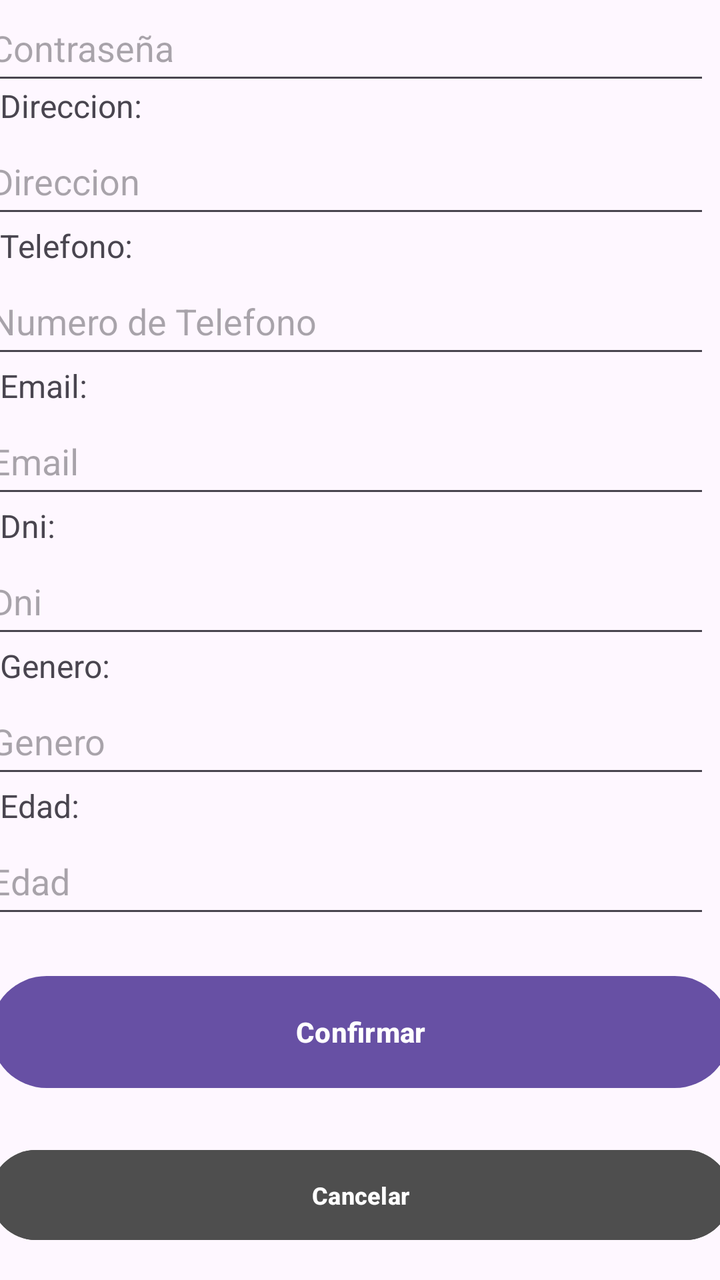
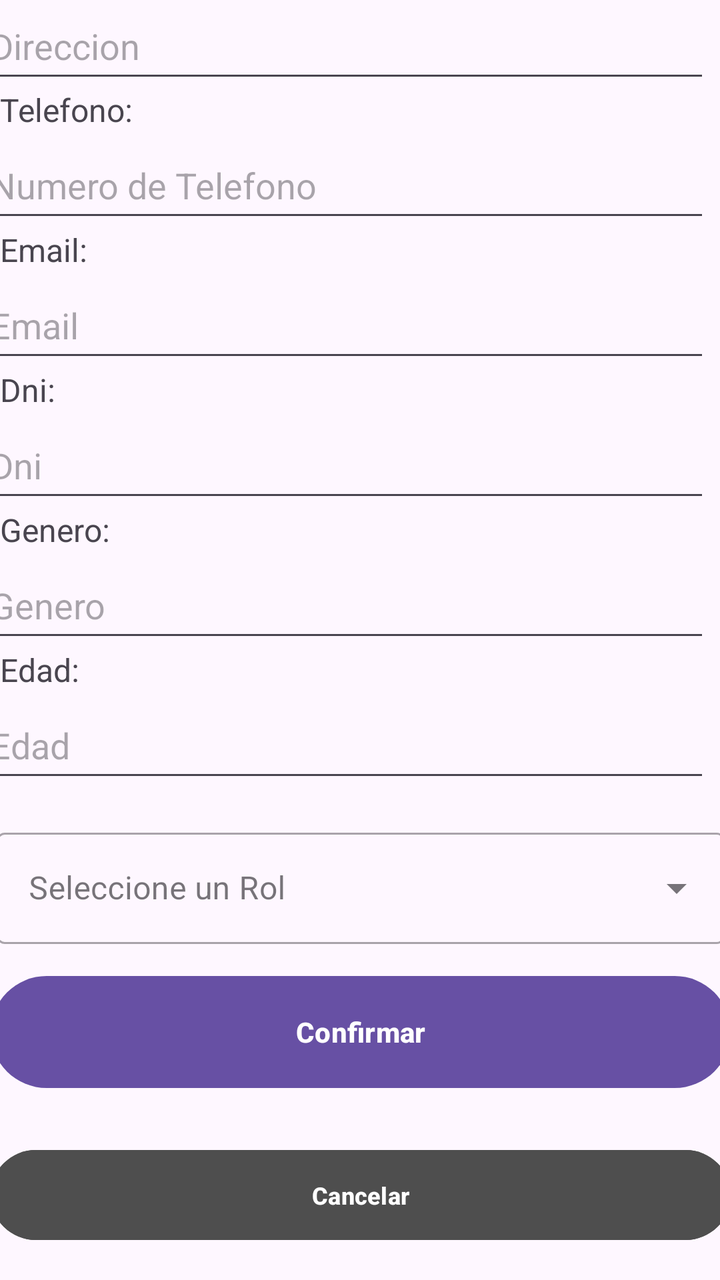

The first picture is an Android layout as it rendered before a commit; the second is the same layout after the commit. The layout source and the unified diff follow.
<!-- AndroidManifest.xml: application theme Theme.MobilesVC -->
<!-- res/layout/user_edit_view.xml -->
<?xml version="1.0" encoding="utf-8"?>
<androidx.constraintlayout.widget.ConstraintLayout xmlns:android="http://schemas.android.com/apk/res/android"
    xmlns:app="http://schemas.android.com/apk/res-auto"
    xmlns:tools="http://schemas.android.com/tools"
    android:layout_width="match_parent"
    android:layout_height="match_parent">

    <TextView
        android:id="@+id/textView37"
        android:layout_width="65dp"
        android:layout_height="22dp"
        android:text="Genero:"
        android:textSize="16sp"
        app:layout_constraintBottom_toTopOf="@+id/vGeneroEdit"
        app:layout_constraintEnd_toEndOf="parent"
        app:layout_constraintHorizontal_bias="0.0"
        app:layout_constraintStart_toStartOf="parent" />

    <TextView
        android:id="@+id/textView36"
        android:layout_width="65dp"
        android:layout_height="22dp"
        android:text="Dni:"
        android:textSize="16sp"
        app:layout_constraintBottom_toTopOf="@+id/vDniEdit"
        app:layout_constraintEnd_toEndOf="parent"
        app:layout_constraintHorizontal_bias="0.0"
        app:layout_constraintStart_toStartOf="parent" />

    <TextView
        android:id="@+id/textView35"
        android:layout_width="65dp"
        android:layout_height="22dp"
        android:text="Email:"
        android:textSize="16sp"
        app:layout_constraintBottom_toTopOf="@+id/vEmailEdit"
        app:layout_constraintEnd_toEndOf="parent"
        app:layout_constraintHorizontal_bias="0.0"
        app:layout_constraintStart_toStartOf="parent" />

    <TextView
        android:id="@+id/textView30"
        android:layout_width="90dp"
        android:layout_height="22dp"
        android:text="Telefono:"
        android:textSize="16sp"
        app:layout_constraintBottom_toTopOf="@+id/vTelefonoEdit"
        app:layout_constraintEnd_toEndOf="parent"
        app:layout_constraintHorizontal_bias="0.0"
        app:layout_constraintStart_toStartOf="parent" />

    <TextView
        android:id="@+id/textView29"
        android:layout_width="85dp"
        android:layout_height="22dp"
        android:text="Direccion:"
        android:textSize="16sp"
        app:layout_constraintBottom_toTopOf="@+id/vDireccionEdit"
        app:layout_constraintEnd_toEndOf="parent"
        app:layout_constraintHorizontal_bias="0.0"
        app:layout_constraintStart_toStartOf="parent" />

    <TextView
        android:id="@+id/textView28"
        android:layout_width="65dp"
        android:layout_height="22dp"
        android:text="Nombre:"
        android:textSize="16sp"
        app:layout_constraintBottom_toTopOf="@+id/vNombreEdit"
        app:layout_constraintEnd_toEndOf="parent"
        app:layout_constraintHorizontal_bias="0.0"
        app:layout_constraintStart_toStartOf="parent" />

    <TextView
        android:id="@+id/textView27"
        android:layout_width="90dp"
        android:layout_height="22dp"
        android:text="Contraseña:"
        android:textSize="16sp"
        app:layout_constraintBottom_toTopOf="@+id/vPasswordEdit"
        app:layout_constraintEnd_toEndOf="parent"
        app:layout_constraintHorizontal_bias="0.0"
        app:layout_constraintStart_toStartOf="parent" />

    <com.google.android.material.textfield.TextInputEditText
        android:id="@+id/vGeneroEdit"
        android:layout_width="364dp"
        android:layout_height="50dp"
        android:layout_marginStart="16dp"
        android:layout_marginEnd="31dp"
        android:layout_marginBottom="20dp"
        android:hint="Genero"
        app:layout_constraintBottom_toTopOf="@+id/vEdadEdit"
        app:layout_constraintEnd_toEndOf="parent"
        app:layout_constraintStart_toStartOf="parent" />

    <com.google.android.material.textfield.TextInputEditText
        android:id="@+id/vEdadEdit"
        android:layout_width="364dp"
        android:layout_height="50dp"
        android:layout_marginStart="16dp"
        android:layout_marginEnd="31dp"
        android:layout_marginBottom="20dp"
        android:hint="Edad"
        app:layout_constraintBottom_toTopOf="@+id/vEditUsuario"
        app:layout_constraintEnd_toEndOf="parent"
        app:layout_constraintStart_toStartOf="parent" />

    <com.google.android.material.textfield.TextInputEditText
        android:id="@+id/vDniEdit"
        android:layout_width="364dp"
        android:layout_height="50dp"
        android:layout_marginStart="16dp"
        android:layout_marginEnd="31dp"
        android:layout_marginBottom="20dp"
        android:hint="Dni"
        app:layout_constraintBottom_toTopOf="@+id/vGeneroEdit"
        app:layout_constraintEnd_toEndOf="parent"
        app:layout_constraintStart_toStartOf="parent" />

    <TextView
        android:id="@+id/textView38"
        android:layout_width="65dp"
        android:layout_height="22dp"
        android:text="Edad:"
        android:textSize="16sp"
        app:layout_constraintBottom_toTopOf="@+id/vEdadEdit"
        app:layout_constraintEnd_toEndOf="parent"
        app:layout_constraintHorizontal_bias="0.0"
        app:layout_constraintStart_toStartOf="parent" />

    <com.google.android.material.textfield.TextInputEditText
        android:id="@+id/vEmailEdit"
        android:layout_width="364dp"
        android:layout_height="50dp"
        android:layout_marginStart="16dp"
        android:layout_marginEnd="31dp"
        android:layout_marginBottom="20dp"
        android:hint="Email"
        app:layout_constraintBottom_toTopOf="@+id/vDniEdit"
        app:layout_constraintEnd_toEndOf="parent"
        app:layout_constraintStart_toStartOf="parent" />

    <Button
        android:id="@+id/vEditUsuario"
        android:layout_width="370dp"
        android:layout_height="64dp"
        android:layout_marginBottom="92dp"
        android:paddingVertical="14dp"
        android:text="Confirmar"
        android:textStyle="bold"
        app:layout_constraintBottom_toBottomOf="parent"
        app:layout_constraintEnd_toEndOf="parent"
        app:layout_constraintHorizontal_bias="0.5"
        app:layout_constraintStart_toStartOf="parent" />

    <com.google.android.material.textfield.TextInputEditText
        android:id="@+id/vDireccionEdit"
        android:layout_width="364dp"
        android:layout_height="50dp"
        android:layout_marginStart="16dp"
        android:layout_marginEnd="31dp"
        android:layout_marginBottom="20dp"
        android:hint="Direccion"
        app:layout_constraintBottom_toTopOf="@+id/vTelefonoEdit"
        app:layout_constraintEnd_toEndOf="parent"
        app:layout_constraintStart_toStartOf="parent" />

    <com.google.android.material.textfield.TextInputEditText
        android:id="@+id/vPasswordEdit"
        android:layout_width="364dp"
        android:layout_height="50dp"
        android:layout_marginStart="16dp"
        android:layout_marginEnd="31dp"
        android:layout_marginBottom="17dp"
        android:hint="Contraseña"
        app:layout_constraintBottom_toTopOf="@+id/vDireccionEdit"
        app:layout_constraintEnd_toEndOf="parent"
        app:layout_constraintStart_toStartOf="parent" />

    <TextView
        android:id="@+id/textView4"
        android:layout_width="wrap_content"
        android:layout_height="wrap_content"
        android:layout_marginStart="139dp"
        android:layout_marginTop="10dp"
        android:layout_marginEnd="139dp"
        android:layout_marginBottom="32dp"
        android:fontFamily="sans-serif"
        android:text="Editar Perfil"
        android:textColor="#000000"
        android:textSize="34sp"
        android:textStyle="bold|italic"
        app:layout_constraintBottom_toTopOf="@+id/vNombreEdit"
        app:layout_constraintEnd_toEndOf="parent"
        app:layout_constraintStart_toStartOf="parent"
        app:layout_constraintTop_toTopOf="parent"
        tools:textSize="26sp" />

    <Button
        android:id="@+id/vVolverUserEdit"
        android:layout_width="370dp"
        android:layout_height="53dp"
        android:layout_marginHorizontal="24dp"
        android:layout_marginBottom="16dp"
        android:backgroundTint="#4E4E4E"
        android:paddingVertical="10dp"
        android:text="Cancelar"
        android:textSize="12sp"
        android:textStyle="bold"
        android:visibility="visible"
        app:layout_constraintBottom_toBottomOf="parent"
        app:layout_constraintEnd_toEndOf="parent"
        app:layout_constraintHorizontal_bias="0.5"
        app:layout_constraintStart_toStartOf="parent" />

    <com.google.android.material.textfield.TextInputEditText
        android:id="@+id/vTelefonoEdit"
        android:layout_width="364dp"
        android:layout_height="50dp"
        android:layout_marginStart="16dp"
        android:layout_marginEnd="31dp"
        android:layout_marginBottom="20dp"
        android:hint="Numero de Telefono"
        app:layout_constraintBottom_toTopOf="@+id/vEmailEdit"
        app:layout_constraintEnd_toEndOf="parent"
        app:layout_constraintStart_toStartOf="parent" />

    <com.google.android.material.textfield.TextInputEditText
        android:id="@+id/vNombreEdit"
        android:layout_width="364dp"
        android:layout_height="50dp"
        android:layout_marginStart="16dp"
        android:layout_marginEnd="31dp"
        android:layout_marginBottom="12dp"
        android:hint="Usuario"
        app:layout_constraintBottom_toTopOf="@+id/vPasswordEdit"
        app:layout_constraintEnd_toEndOf="parent"
        app:layout_constraintStart_toStartOf="parent" />
</androidx.constraintlayout.widget.ConstraintLayout>
<!-- resources referenced by this layout -->
<resources>
  <style name="Theme.MobilesVC" parent="Base.Theme.MobilesVC" />
  <style name="Base.Theme.MobilesVC" parent="Theme.Material3.DayNight.NoActionBar">
          
          
      </style>
</resources>

<!-- the commit's change to res/layout/user_edit_view.xml (unified diff, before → after) -->
@@ -6,6 +6,39 @@
     android:layout_height="match_parent">
 
     <TextView
+        android:id="@+id/textView6"
+        android:layout_width="65dp"
+        android:layout_height="22dp"
+        android:text="Edad:"
+        android:textSize="16sp"
+        app:layout_constraintBottom_toTopOf="@+id/vEdadEdit"
+        app:layout_constraintEnd_toEndOf="parent"
+        app:layout_constraintHorizontal_bias="0.0"
+        app:layout_constraintStart_toStartOf="parent" />
+
+
+    <com.google.android.material.textfield.TextInputLayout
+        android:id="@+id/textInputLayout"
+        style="@style/Widget.MaterialComponents.TextInputLayout.OutlinedBox.ExposedDropdownMenu"
+        android:layout_width="364dp"
+        android:layout_height="wrap_content"
+        android:layout_marginStart="20dp"
+        android:layout_marginEnd="20dp"
+        android:layout_marginBottom="12dp"
+        android:hint="Seleccione un Rol"
+        app:layout_constraintBottom_toTopOf="@+id/vEditUsuario"
+        app:layout_constraintEnd_toEndOf="parent"
+        app:layout_constraintStart_toStartOf="parent">
+
+        <AutoCompleteTextView
+            android:id="@+id/vRolEdit"
+            android:layout_width="match_parent"
+            android:layout_height="wrap_content"
+            android:inputType="none" />
+
+    </com.google.android.material.textfield.TextInputLayout>
+
+    <TextView
         android:id="@+id/textView37"
         android:layout_width="65dp"
         android:layout_height="22dp"
@@ -71,17 +104,6 @@
         app:layout_constraintHorizontal_bias="0.0"
         app:layout_constraintStart_toStartOf="parent" />
 
-    <TextView
-        android:id="@+id/textView27"
-        android:layout_width="90dp"
-        android:layout_height="22dp"
-        android:text="Contraseña:"
-        android:textSize="16sp"
-        app:layout_constraintBottom_toTopOf="@+id/vPasswordEdit"
-        app:layout_constraintEnd_toEndOf="parent"
-        app:layout_constraintHorizontal_bias="0.0"
-        app:layout_constraintStart_toStartOf="parent" />
-
     <com.google.android.material.textfield.TextInputEditText
         android:id="@+id/vGeneroEdit"
         android:layout_width="364dp"
@@ -100,10 +122,11 @@
         android:layout_height="50dp"
         android:layout_marginStart="16dp"
         android:layout_marginEnd="31dp"
-        android:layout_marginBottom="20dp"
+        android:layout_marginBottom="15dp"
         android:hint="Edad"
-        app:layout_constraintBottom_toTopOf="@+id/vEditUsuario"
-        app:layout_constraintEnd_toEndOf="parent"
+        app:layout_constraintBottom_toTopOf="@+id/textInputLayout"
+        app:layout_constraintEnd_toEndOf="parent"
+        app:layout_constraintHorizontal_bias="0.5"
         app:layout_constraintStart_toStartOf="parent" />
 
     <com.google.android.material.textfield.TextInputEditText
@@ -116,17 +139,6 @@
         android:hint="Dni"
         app:layout_constraintBottom_toTopOf="@+id/vGeneroEdit"
         app:layout_constraintEnd_toEndOf="parent"
-        app:layout_constraintStart_toStartOf="parent" />
-
-    <TextView
-        android:id="@+id/textView38"
-        android:layout_width="65dp"
-        android:layout_height="22dp"
-        android:text="Edad:"
-        android:textSize="16sp"
-        app:layout_constraintBottom_toTopOf="@+id/vEdadEdit"
-        app:layout_constraintEnd_toEndOf="parent"
-        app:layout_constraintHorizontal_bias="0.0"
         app:layout_constraintStart_toStartOf="parent" />
 
     <com.google.android.material.textfield.TextInputEditText
@@ -163,18 +175,6 @@
         android:layout_marginBottom="20dp"
         android:hint="Direccion"
         app:layout_constraintBottom_toTopOf="@+id/vTelefonoEdit"
-        app:layout_constraintEnd_toEndOf="parent"
-        app:layout_constraintStart_toStartOf="parent" />
-
-    <com.google.android.material.textfield.TextInputEditText
-        android:id="@+id/vPasswordEdit"
-        android:layout_width="364dp"
-        android:layout_height="50dp"
-        android:layout_marginStart="16dp"
-        android:layout_marginEnd="31dp"
-        android:layout_marginBottom="17dp"
-        android:hint="Contraseña"
-        app:layout_constraintBottom_toTopOf="@+id/vDireccionEdit"
         app:layout_constraintEnd_toEndOf="parent"
         app:layout_constraintStart_toStartOf="parent" />
 
@@ -232,9 +232,10 @@
         android:layout_height="50dp"
         android:layout_marginStart="16dp"
         android:layout_marginEnd="31dp"
-        android:layout_marginBottom="12dp"
+        android:layout_marginBottom="20dp"
         android:hint="Usuario"
-        app:layout_constraintBottom_toTopOf="@+id/vPasswordEdit"
-        app:layout_constraintEnd_toEndOf="parent"
-        app:layout_constraintStart_toStartOf="parent" />
+        app:layout_constraintBottom_toTopOf="@+id/vDireccionEdit"
+        app:layout_constraintEnd_toEndOf="parent"
+        app:layout_constraintStart_toStartOf="parent" />
+
 </androidx.constraintlayout.widget.ConstraintLayout>
